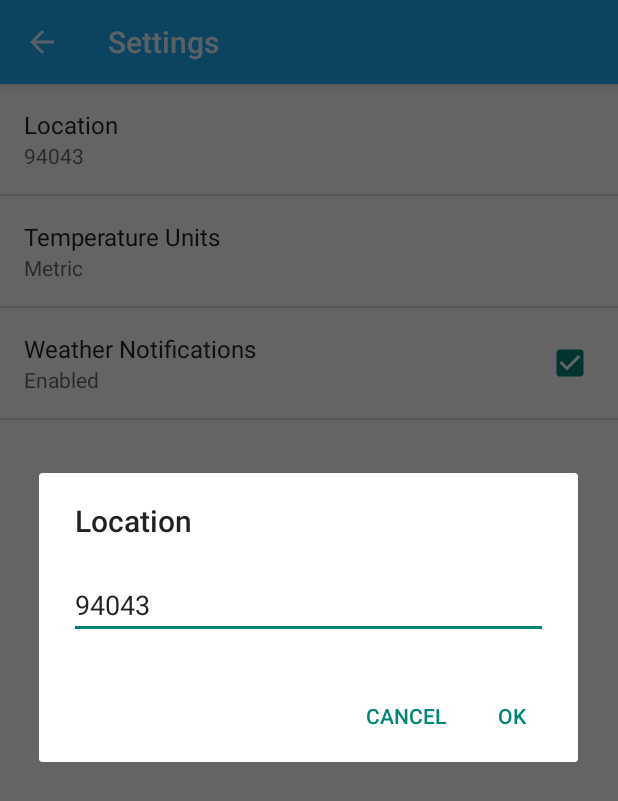
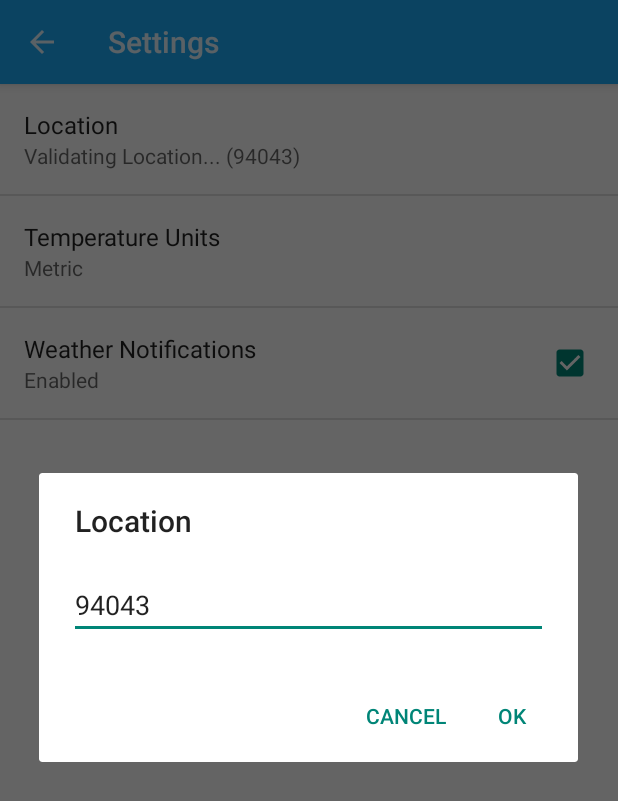
Before and after one commit to navenduagarwal/sunshine, an Android app: the SettingsActivity screen opened directly, with no data from a screen before it, after a tap on "Location", on a phone screen of 412 x 824 dp. Shown: the top 801 px of the screen. Run offline under Robolectric (Android 15) with nearby library versions, the phone set to English and light mode, and no system bars; 1 statement that could not run was skipped.

Commit message:
added custom LocationEdittextPreferene view also added editText listner for min length

```diff
--- /dev/null
+++ b/app/src/main/java/com/example/android/sunshine/app/LocationEditTextPreference.java
@@ -0,0 +1,69 @@
+package com.example.android.sunshine.app;
+
+import android.app.AlertDialog;
+import android.app.Dialog;
+import android.content.Context;
+import android.content.res.TypedArray;
+import android.os.Bundle;
+import android.preference.EditTextPreference;
+import android.text.Editable;
+import android.text.TextWatcher;
+import android.util.AttributeSet;
+import android.widget.Button;
+import android.widget.EditText;
+
+/**
+ * Created by navendu on 7/17/2016.
+ */
+public class LocationEditTextPreference extends EditTextPreference {
+    private static final int DEFAULT_MIN_LOCATION_LENGTH = 2;
+    private int mMinLength;
+
+    public LocationEditTextPreference(Context context, AttributeSet attrs) {
+        super(context, attrs);
+        TypedArray array = context.getTheme().obtainStyledAttributes(
+                attrs, R.styleable.LocationEditTextPreference, 0, 0);
+        try {
+            mMinLength = array.getInteger(R.styleable.LocationEditTextPreference_minLength, DEFAULT_MIN_LOCATION_LENGTH);
+        } finally {
+            array.recycle();
+        }
+    }
+
+    @Override
+    protected void showDialog(Bundle state) {
+        super.showDialog(state);
+
+        EditText editText = getEditText();
+
+        editText.addTextChangedListener(new TextWatcher() {
+            @Override
+            public void beforeTextChanged(CharSequence charSequence, int i, int i1, int i2) {
+
+            }
+
+            @Override
+            public void onTextChanged(CharSequence charSequence, int i, int i1, int i2) {
+
+            }
+
+            @Override
+            public void afterTextChanged(Editable editable) {
+                Dialog d = getDialog();
+                if (d instanceof AlertDialog) {
+                    AlertDialog dialog = (AlertDialog) d;
+                    Button positiveButton = dialog.getButton(AlertDialog.BUTTON_POSITIVE);
+                    //Check if the EditText is empty
+                    if (editable.length() < mMinLength) {
+                        //Disable OK Button
+                        positiveButton.setEnabled(false);
+                    } else {
+                        // Re-enable OK Button
+                        positiveButton.setEnabled(true);
+                    }
+                }
+            }
+        });
+
+    }
+}
--- a/app/src/main/java/com/example/android/sunshine/app/SettingsActivity.java
+++ b/app/src/main/java/com/example/android/sunshine/app/SettingsActivity.java
@@ -81,6 +81,7 @@ public class SettingsActivity extends PreferenceActivity
 
     private void setPreferenceChange(Preference preference, Object value) {
         String stringValue = value.toString();
+        String key = preference.getKey();
 
         if (preference instanceof ListPreference) {
             // For list preferences, look up the correct display value in
@@ -89,6 +90,21 @@ public class SettingsActivity extends PreferenceActivity
             int prefIndex = listPreference.findIndexOfValue(stringValue);
             if (prefIndex >= 0) {
                 preference.setSummary(listPreference.getEntries()[prefIndex]);
+            }
+        } else if (key.equals(getString(R.string.pref_location_key))) {
+            @SunshineSyncAdapter.LocationStatus int errorStatus = Utility.getLocationStatus(this);
+            switch (errorStatus) {
+                case SunshineSyncAdapter.LOCATION_STATUS_INVALID:
+                    preference.setSummary(getString(R.string.pref_location_error_description, stringValue));
+                    break;
+                case SunshineSyncAdapter.LOCATION_STATUS_OK:
+                    preference.setSummary(stringValue);
+                    break;
+                case SunshineSyncAdapter.LOCATION_STATUS_UNKNOWN:
+                    preference.setSummary(getString(R.string.pref_location_unknown_description, stringValue));
+                    break;
+                default:
+                    preference.setSummary(stringValue);
             }
         } else {
             // For other preferences, set the summary to the value's simple string representation.
@@ -117,6 +133,10 @@ public class SettingsActivity extends PreferenceActivity
             SunshineSyncAdapter.syncImmediately(this);
         } else if (key.equals(getString(R.string.pref_units_key))) {
             getContentResolver().notifyChange(WeatherContract.WeatherEntry.CONTENT_URI, null);
+        } else if (key.equals(getString(R.string.pref_location_status_key))) {
+            // Our location status has changed. Update the summary accordingly
+            Preference preference = findPreference(getString(R.string.pref_location_key));
+            bindPreferenceSummaryToValue(preference);
         }
     }
 }
--- /dev/null
+++ b/app/src/main/res/values/attrs.xml
@@ -0,0 +1,6 @@
+<?xml version="1.0" encoding="utf-8"?>
+<resources>
+    <declare-styleable name="LocationEditTextPreference">
+        <attr name="minLength" format="integer" />
+    </declare-styleable>
+</resources>
--- a/app/src/main/res/values/strings.xml
+++ b/app/src/main/res/values/strings.xml
@@ -85,10 +85,14 @@
     <string name="pref_enable_notifications_default" translatable="false">true</string>
 
     <!--Error Handling-->
-    <!-- Empty Weather Database -->
     <string name="empty_forecast_list">"No weather information available"</string>
     <string name="empty_forecast_list_network_down">"The network is not available to fetch weather data"</string>
     <string name="empty_forecast_list_server_down">No weather information available. The server is not returning data.</string>
     <string name="empty_forecast_list_server_error">No weather information available. The server is not returning valid data</string>
     <string name="empty_forecast_location_invalid">No weather information available.The location in settings is not recognized by the weather server.</string>
+
+    <!-- Strings used when displaying the state of the Location in settings -->
+    <string name="pref_location_error_description">Invalid Location (<xliff:g id="location_setting">%1$s</xliff:g>)"</string>
+    <string name="pref_location_unknown_description">Validating Location... (<xliff:g id="location_setting">%1$s</xliff:g>)"</string>
+
 </resources>
--- a/app/src/main/res/xml/pref_general.xml
+++ b/app/src/main/res/xml/pref_general.xml
@@ -1,14 +1,16 @@
 <?xml version="1.0" encoding="utf-8"?>
 <PreferenceScreen xmlns:android="http://schemas.android.com/apk/res/android"
+    xmlns:custom="http://schemas.android.com/apk/res/com.example.android.sunshine.app"
     android:layout_width="match_parent"
     android:layout_height="match_parent">
 
-    <EditTextPreference
+    <com.example.android.sunshine.app.LocationEditTextPreference
         android:defaultValue="@string/pref_location_default"
         android:inputType="text"
         android:key="@string/pref_location_key"
         android:singleLine="true"
-        android:title="@string/pref_location_label" />
+        android:title="@string/pref_location_label"
+        custom:minLength="3" />
     <ListPreference
         android:defaultValue="@string/pref_units_metric"
         android:entries="@array/pref_units_options"
```
